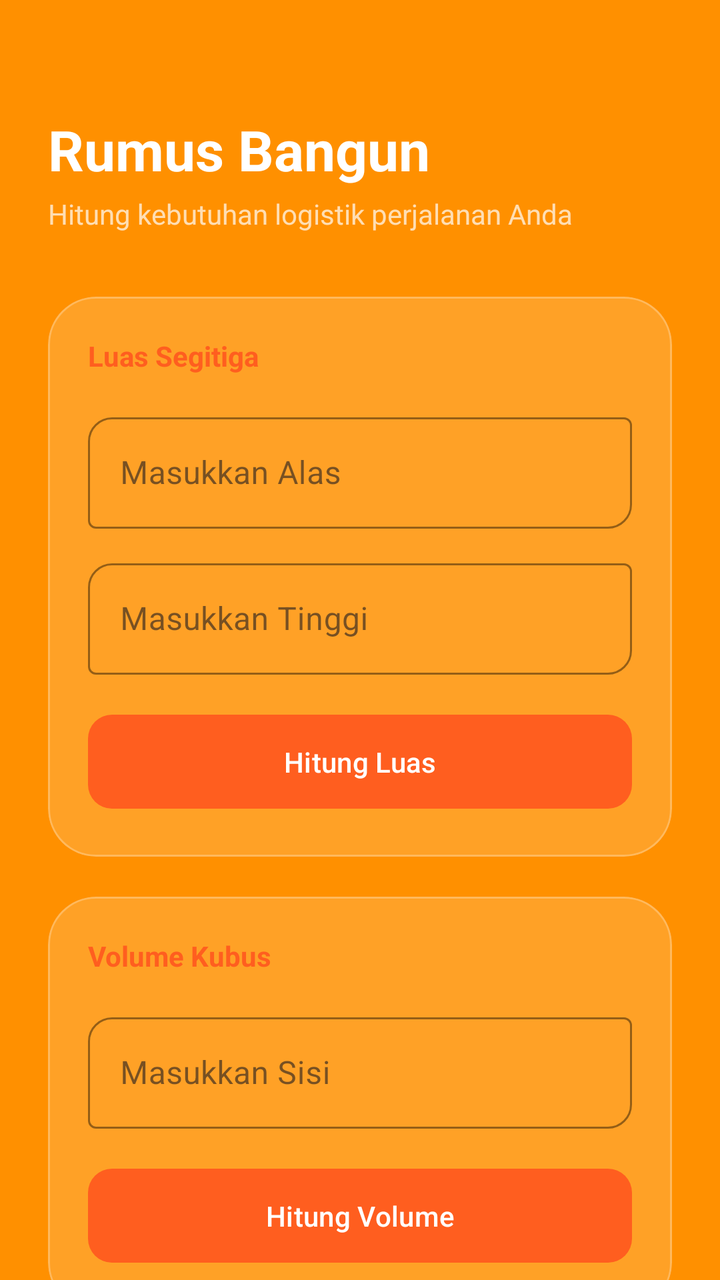
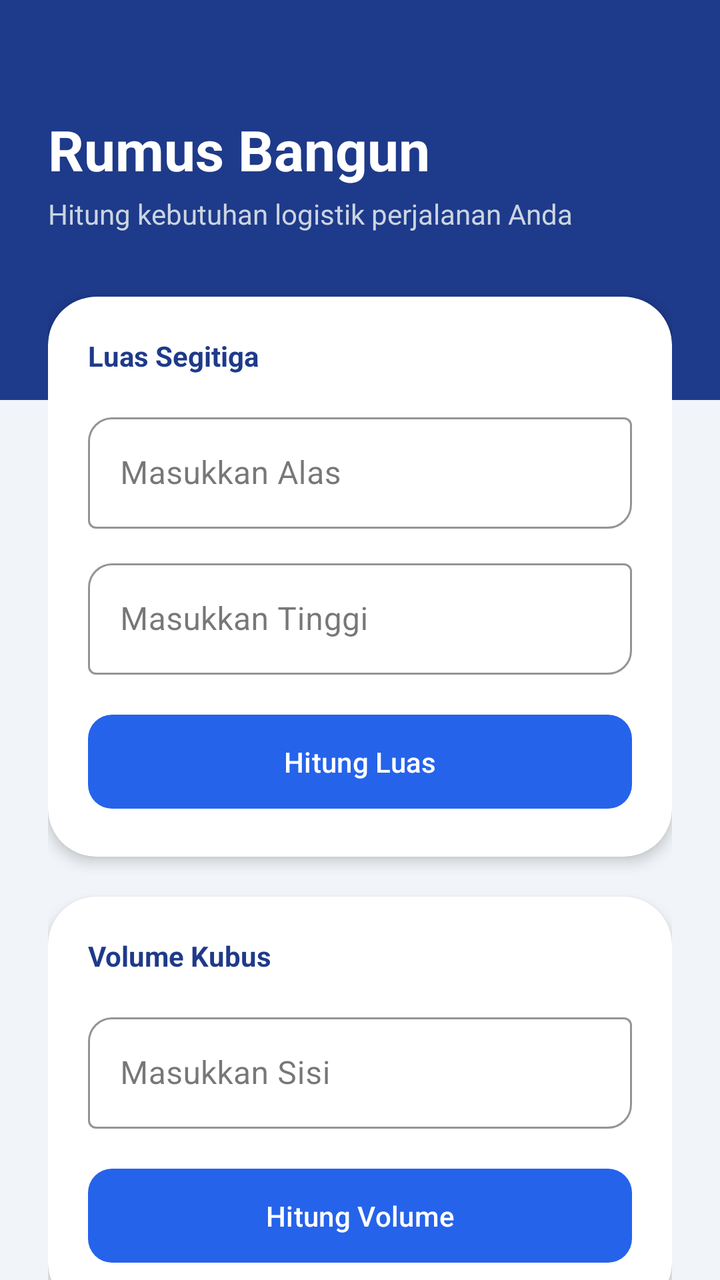

Before-and-after screenshots of an Android layout around one commit, followed by the original layout XML and the change that was made.
<!-- AndroidManifest.xml: application theme Theme.ProjectMobile -->
<!-- res/layout/activity_rumus.xml -->
<?xml version="1.0" encoding="utf-8"?>
<androidx.constraintlayout.widget.ConstraintLayout
    xmlns:android="http://schemas.android.com/apk/res/android"
    xmlns:app="http://schemas.android.com/apk/res-auto"
    android:id="@+id/main"
    android:layout_width="match_parent"
    android:layout_height="match_parent"
    android:background="#FF9000">

    <androidx.core.widget.NestedScrollView
        android:layout_width="match_parent"
        android:layout_height="match_parent"
        android:fillViewport="true">

        <LinearLayout
            android:layout_width="match_parent"
            android:layout_height="wrap_content"
            android:orientation="vertical"
            android:padding="24dp">

            <TextView
                android:id="@+id/tvJudulHalaman"
                android:layout_width="wrap_content"
                android:layout_height="wrap_content"
                android:layout_marginTop="32dp"
                android:text="Rumus Bangun"
                android:textColor="#FFFFFF"
                android:textSize="28sp"
                android:textStyle="bold" />

            <TextView
                android:id="@+id/tvDeskripsiHalaman"
                android:layout_width="match_parent"
                android:layout_height="wrap_content"
                android:layout_marginTop="4dp"
                android:text="Hitung kebutuhan logistik perjalanan Anda"
                android:textColor="#B3FFFFFF"
                android:textSize="14sp" />

            <com.google.android.material.card.MaterialCardView
                android:layout_width="match_parent"
                android:layout_height="wrap_content"
                android:layout_marginTop="32dp"
                app:cardBackgroundColor="#26FFFFFF"
                app:cardCornerRadius="24dp"
                app:cardElevation="0dp"
                app:strokeColor="#40FFFFFF"
                app:strokeWidth="1dp">

                <LinearLayout
                    android:layout_width="match_parent"
                    android:layout_height="wrap_content"
                    android:orientation="vertical"
                    android:padding="20dp">

                    <TextView
                        android:layout_width="wrap_content"
                        android:layout_height="wrap_content"
                        android:text="Luas Segitiga"
                        android:textColor="#FF5E1F"
                        android:textStyle="bold" />

                    <com.google.android.material.textfield.TextInputLayout
                        style="@style/Widget.MaterialComponents.TextInputLayout.OutlinedBox"
                        android:layout_width="match_parent"
                        android:layout_height="wrap_content"
                        android:layout_marginTop="16dp"
                        android:hint="Masukkan Alas"
                        app:hintTextColor="#FFFFFF"
                        app:boxStrokeColor="#FFFFFF"
                        app:boxCornerRadiusTopStart="12dp"
                        app:boxCornerRadiusBottomEnd="12dp">

                        <com.google.android.material.textfield.TextInputEditText
                            android:id="@+id/etAlas"
                            android:layout_width="match_parent"
                            android:layout_height="wrap_content"
                            android:inputType="numberDecimal"
                            android:textColor="#FFFFFF" />
                    </com.google.android.material.textfield.TextInputLayout>

                    <com.google.android.material.textfield.TextInputLayout
                        style="@style/Widget.MaterialComponents.TextInputLayout.OutlinedBox"
                        android:layout_width="match_parent"
                        android:layout_height="wrap_content"
                        android:layout_marginTop="12dp"
                        android:hint="Masukkan Tinggi"
                        app:hintTextColor="#FFFFFF"
                        app:boxStrokeColor="#FFFFFF"
                        app:boxCornerRadiusTopStart="12dp"
                        app:boxCornerRadiusBottomEnd="12dp">

                        <com.google.android.material.textfield.TextInputEditText
                            android:id="@+id/etTinggi"
                            android:layout_width="match_parent"
                            android:layout_height="wrap_content"
                            android:inputType="numberDecimal"
                            android:textColor="#FFFFFF" />
                    </com.google.android.material.textfield.TextInputLayout>

                    <com.google.android.material.button.MaterialButton
                        android:id="@+id/btnSegitiga"
                        android:layout_width="match_parent"
                        android:layout_height="55dp"
                        android:layout_marginTop="16dp"
                        android:text="Hitung Luas"
                        android:textAllCaps="false"
                        app:backgroundTint="#FF5E1F"
                        app:cornerRadius="12dp" />
                </LinearLayout>
            </com.google.android.material.card.MaterialCardView>

            <com.google.android.material.card.MaterialCardView
                android:layout_width="match_parent"
                android:layout_height="wrap_content"
                android:layout_marginTop="20dp"
                app:cardBackgroundColor="#26FFFFFF"
                app:cardCornerRadius="24dp"
                app:cardElevation="0dp"
                app:strokeColor="#40FFFFFF"
                app:strokeWidth="1dp">

                <LinearLayout
                    android:layout_width="match_parent"
                    android:layout_height="wrap_content"
                    android:orientation="vertical"
                    android:padding="20dp">

                    <TextView
                        android:layout_width="wrap_content"
                        android:layout_height="wrap_content"
                        android:text="Volume Kubus"
                        android:textColor="#FF5E1F"
                        android:textStyle="bold" />

                    <com.google.android.material.textfield.TextInputLayout
                        style="@style/Widget.MaterialComponents.TextInputLayout.OutlinedBox"
                        android:layout_width="match_parent"
                        android:layout_height="wrap_content"
                        android:layout_marginTop="16dp"
                        android:hint="Masukkan Sisi"
                        app:hintTextColor="#FFFFFF"
                        app:boxStrokeColor="#FFFFFF"
                        app:boxCornerRadiusTopStart="12dp"
                        app:boxCornerRadiusBottomEnd="12dp">

                        <com.google.android.material.textfield.TextInputEditText
                            android:id="@+id/etSisi"
                            android:layout_width="match_parent"
                            android:layout_height="wrap_content"
                            android:inputType="numberDecimal"
                            android:textColor="#FFFFFF" />
                    </com.google.android.material.textfield.TextInputLayout>

                    <com.google.android.material.button.MaterialButton
                        android:id="@+id/btnKubus"
                        android:layout_width="match_parent"
                        android:layout_height="55dp"
                        android:layout_marginTop="16dp"
                        android:text="Hitung Volume"
                        android:textAllCaps="false"
                        app:backgroundTint="#FF5E1F"
                        app:cornerRadius="12dp" />
                </LinearLayout>
            </com.google.android.material.card.MaterialCardView>

            <com.google.android.material.card.MaterialCardView
                android:layout_width="match_parent"
                android:layout_height="wrap_content"
                android:layout_marginTop="24dp"
                android:layout_marginBottom="40dp"
                app:cardBackgroundColor="#1A000000"
                app:cardCornerRadius="16dp"
                app:cardElevation="0dp">

                <TextView
                    android:id="@+id/tvHasil"
                    android:layout_width="match_parent"
                    android:layout_height="wrap_content"
                    android:padding="24dp"
                    android:text="Hasil perhitungan akan muncul di sini"
                    android:textAlignment="center"
                    android:textColor="#39FF14"
                    android:textSize="18sp"
                    android:textStyle="bold" />
            </com.google.android.material.card.MaterialCardView>

        </LinearLayout>
    </androidx.core.widget.NestedScrollView>

</androidx.constraintlayout.widget.ConstraintLayout>
<!-- resources referenced by this layout -->
<resources>
  <style name="Theme.ProjectMobile" parent="Base.Theme.ProjectMobile" />
  <style name="Base.Theme.ProjectMobile" parent="Theme.Material3.DayNight.NoActionBar">
          
          
      </style>
</resources>

<!-- the commit's change to res/layout/activity_rumus.xml (unified diff, before → after) -->
@@ -5,7 +5,14 @@
     android:id="@+id/main"
     android:layout_width="match_parent"
     android:layout_height="match_parent"
-    android:background="#FF9000">
+    android:background="#F1F5F9">
+
+    
+    <View
+        android:layout_width="match_parent"
+        android:layout_height="200dp"
+        android:background="#1E3A8A"
+        app:layout_constraintTop_toTopOf="parent"/>
 
     <androidx.core.widget.NestedScrollView
         android:layout_width="match_parent"
@@ -34,18 +41,18 @@
                 android:layout_height="wrap_content"
                 android:layout_marginTop="4dp"
                 android:text="Hitung kebutuhan logistik perjalanan Anda"
-                android:textColor="#B3FFFFFF"
+                android:textColor="#CBD5E1"
                 android:textSize="14sp" />
 
+            
             <com.google.android.material.card.MaterialCardView
                 android:layout_width="match_parent"
                 android:layout_height="wrap_content"
                 android:layout_marginTop="32dp"
-                app:cardBackgroundColor="#26FFFFFF"
+                app:cardBackgroundColor="#FFFFFF"
                 app:cardCornerRadius="24dp"
-                app:cardElevation="0dp"
-                app:strokeColor="#40FFFFFF"
-                app:strokeWidth="1dp">
+                app:cardElevation="4dp"
+                app:strokeWidth="0dp">
 
                 <LinearLayout
                     android:layout_width="match_parent"
@@ -57,7 +64,7 @@
                         android:layout_width="wrap_content"
                         android:layout_height="wrap_content"
                         android:text="Luas Segitiga"
-                        android:textColor="#FF5E1F"
+                        android:textColor="#1E3A8A"
                         android:textStyle="bold" />
 
                     <com.google.android.material.textfield.TextInputLayout
@@ -66,8 +73,8 @@
                         android:layout_height="wrap_content"
                         android:layout_marginTop="16dp"
                         android:hint="Masukkan Alas"
-                        app:hintTextColor="#FFFFFF"
-                        app:boxStrokeColor="#FFFFFF"
+                        app:hintTextColor="#64748B"
+                        app:boxStrokeColor="#2563EB"
                         app:boxCornerRadiusTopStart="12dp"
                         app:boxCornerRadiusBottomEnd="12dp">
 
@@ -76,7 +83,7 @@
                             android:layout_width="match_parent"
                             android:layout_height="wrap_content"
                             android:inputType="numberDecimal"
-                            android:textColor="#FFFFFF" />
+                            android:textColor="#1E293B" />
                     </com.google.android.material.textfield.TextInputLayout>
 
                     <com.google.android.material.textfield.TextInputLayout
@@ -85,8 +92,8 @@
                         android:layout_height="wrap_content"
                         android:layout_marginTop="12dp"
                         android:hint="Masukkan Tinggi"
-                        app:hintTextColor="#FFFFFF"
-                        app:boxStrokeColor="#FFFFFF"
+                        app:hintTextColor="#64748B"
+                        app:boxStrokeColor="#2563EB"
                         app:boxCornerRadiusTopStart="12dp"
                         app:boxCornerRadiusBottomEnd="12dp">
 
@@ -95,7 +102,7 @@
                             android:layout_width="match_parent"
                             android:layout_height="wrap_content"
                             android:inputType="numberDecimal"
-                            android:textColor="#FFFFFF" />
+                            android:textColor="#1E293B" />
                     </com.google.android.material.textfield.TextInputLayout>
 
                     <com.google.android.material.button.MaterialButton
@@ -105,20 +112,20 @@
                         android:layout_marginTop="16dp"
                         android:text="Hitung Luas"
                         android:textAllCaps="false"
-                        app:backgroundTint="#FF5E1F"
+                        app:backgroundTint="#2563EB"
                         app:cornerRadius="12dp" />
                 </LinearLayout>
             </com.google.android.material.card.MaterialCardView>
 
+            
             <com.google.android.material.card.MaterialCardView
                 android:layout_width="match_parent"
                 android:layout_height="wrap_content"
                 android:layout_marginTop="20dp"
-                app:cardBackgroundColor="#26FFFFFF"
+                app:cardBackgroundColor="#FFFFFF"
                 app:cardCornerRadius="24dp"
-                app:cardElevation="0dp"
-                app:strokeColor="#40FFFFFF"
-                app:strokeWidth="1dp">
+                app:cardElevation="4dp"
+                app:strokeWidth="0dp">
 
                 <LinearLayout
                     android:layout_width="match_parent"
@@ -130,7 +137,7 @@
                         android:layout_width="wrap_content"
                         android:layout_height="wrap_content"
                         android:text="Volume Kubus"
-                        android:textColor="#FF5E1F"
+                        android:textColor="#1E3A8A"
                         android:textStyle="bold" />
 
                     <com.google.android.material.textfield.TextInputLayout
@@ -139,8 +146,8 @@
                         android:layout_height="wrap_content"
                         android:layout_marginTop="16dp"
                         android:hint="Masukkan Sisi"
-                        app:hintTextColor="#FFFFFF"
-                        app:boxStrokeColor="#FFFFFF"
+                        app:hintTextColor="#64748B"
+                        app:boxStrokeColor="#2563EB"
                         app:boxCornerRadiusTopStart="12dp"
                         app:boxCornerRadiusBottomEnd="12dp">
 
@@ -149,7 +156,7 @@
                             android:layout_width="match_parent"
                             android:layout_height="wrap_content"
                             android:inputType="numberDecimal"
-                            android:textColor="#FFFFFF" />
+                            android:textColor="#1E293B" />
                     </com.google.android.material.textfield.TextInputLayout>
 
                     <com.google.android.material.button.MaterialButton
@@ -159,17 +166,18 @@
                         android:layout_marginTop="16dp"
                         android:text="Hitung Volume"
                         android:textAllCaps="false"
-                        app:backgroundTint="#FF5E1F"
+                        app:backgroundTint="#2563EB"
                         app:cornerRadius="12dp" />
                 </LinearLayout>
             </com.google.android.material.card.MaterialCardView>
 
+            
             <com.google.android.material.card.MaterialCardView
                 android:layout_width="match_parent"
                 android:layout_height="wrap_content"
                 android:layout_marginTop="24dp"
                 android:layout_marginBottom="40dp"
-                app:cardBackgroundColor="#1A000000"
+                app:cardBackgroundColor="#E2E8F0"
                 app:cardCornerRadius="16dp"
                 app:cardElevation="0dp">
 
@@ -180,7 +188,7 @@
                     android:padding="24dp"
                     android:text="Hasil perhitungan akan muncul di sini"
                     android:textAlignment="center"
-                    android:textColor="#39FF14"
+                    android:textColor="#1E3A8A"
                     android:textSize="18sp"
                     android:textStyle="bold" />
             </com.google.android.material.card.MaterialCardView>
